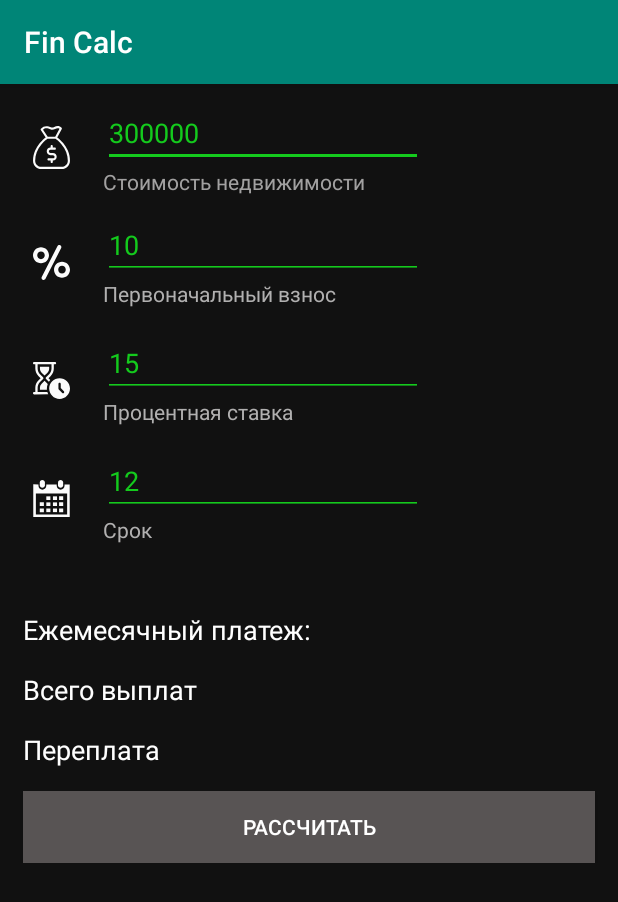
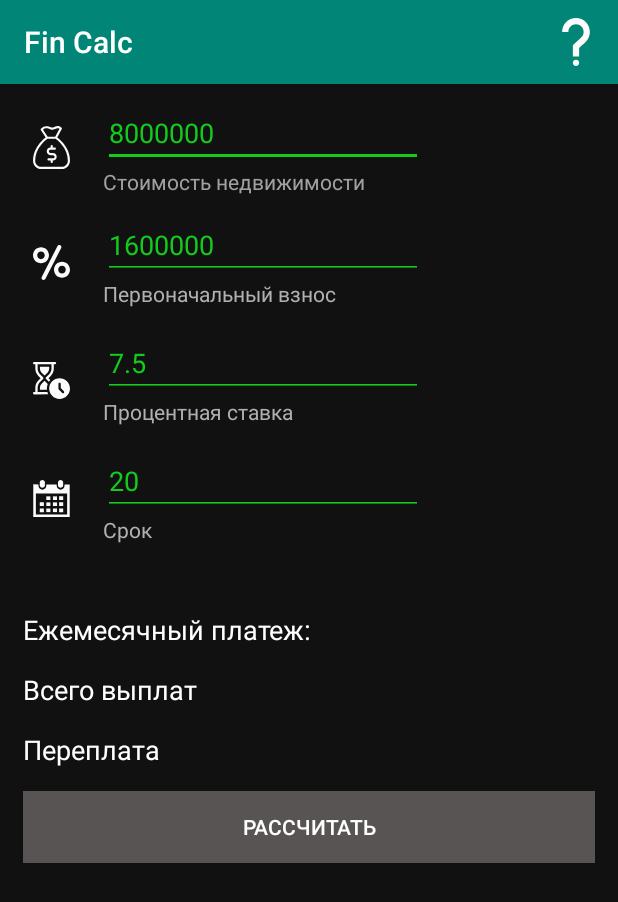
Before and after one commit to Serrggor49/FinCalc, an Android app: the Ipoteka screen opened directly, with no data from a screen before it, on a phone screen of 412 x 824 dp. Shown: the top 902 px of the screen. Run offline under Robolectric (Android 15) with nearby library versions, the phone set to English and light mode, and no system bars.

Commit message:
Начал пилить ипотечный калькулятор 2

```diff
--- a/app/src/main/java/com49/comments49/fincalc/Ipoteka.java
+++ b/app/src/main/java/com49/comments49/fincalc/Ipoteka.java
@@ -2,13 +2,81 @@ package com49.comments49.fincalc;
 
 import androidx.appcompat.app.AppCompatActivity;
 
+import android.content.Intent;
 import android.os.Bundle;
+import android.view.Menu;
+import android.view.MenuInflater;
+import android.view.MenuItem;
+import android.view.View;
+import android.widget.EditText;
+import android.widget.TextView;
+import android.widget.Toast;
 
 public class Ipoteka extends AppCompatActivity {
+
+    Double A; // результат инвестирования под сложный процент
+
+    EditText stoimostJilyaEditText; // поле ввода первоначального вклада
+    EditText pervonachalniyVznosEditText; // поле ввода процентной ставки
+    EditText procentnayaStavkaEditText;  // поле ввода продолжительности вклада
+    EditText srokEditText;   // поле ввода периодичности выплаты процентов за год
+    TextView resultEditText;
+
+    double stoimostJilya;
+    double pervonachalniyVznos;
+    double procentnayaStavka;
+    double srok;
+
+
+    @Override
+    public boolean onCreateOptionsMenu(Menu menu) {
+        MenuInflater inflater = getMenuInflater();
+        inflater.inflate(R.menu.que_menu, menu);
+        return true;
+    }
+
+    @Override
+    public boolean onOptionsItemSelected(MenuItem item) {
+        Intent intent = new Intent(this, Info.class);
+        startActivity(intent);
+        return false;
+    }
 
     @Override
     protected void onCreate(Bundle savedInstanceState) {
         super.onCreate(savedInstanceState);
         setContentView(R.layout.activity_ipoteka);
+
+        init();
+
     }
+
+
+    public void init() {
+        stoimostJilyaEditText = findViewById(R.id.stoimost_jilya_editText_id);
+        pervonachalniyVznosEditText = findViewById(R.id.vznos_pervonachalniy_editText_id);
+        procentnayaStavkaEditText = findViewById(R.id.stavka_procentnaya_editText_id);
+        srokEditText = findViewById(R.id.srok_editText_id);
+        resultEditText = findViewById(R.id.result_editText_id);
+    }
+
+
+    public void getData(View view) { //получаем значение полей и вычисляем результат
+
+        stoimostJilya = Double.parseDouble(stoimostJilyaEditText.getText().toString());
+        pervonachalniyVznos = Double.parseDouble(pervonachalniyVznosEditText.getText().toString());
+        procentnayaStavka = Double.parseDouble(procentnayaStavkaEditText.getText().toString())/100/12;
+        srok = Double.parseDouble(srokEditText.getText().toString())*12;
+        calculate();
+
+    }
+
+
+
+    public void calculate() {
+        Double x = (stoimostJilya - pervonachalniyVznos) * (   (procentnayaStavka * (Math.pow((1+procentnayaStavka), srok))  / (Math.pow((1+procentnayaStavka), srok)-1)));
+        resultEditText.setText("Ежемесячный платеж: " + String.format("%.2f", x));
+    }
+
+
 }
--- a/app/src/main/java/com49/comments49/fincalc/MainActivity.java
+++ b/app/src/main/java/com49/comments49/fincalc/MainActivity.java
@@ -64,7 +64,6 @@ public class MainActivity extends AppCompatActivity {
     }
 
 
-
      public void startSlojniyProcent(View v){
         Intent intent = new Intent(MainActivity.this, Slojniy_procent.class);
         startActivity(intent);
--- a/app/src/main/res/layout/activity_ipoteka.xml
+++ b/app/src/main/res/layout/activity_ipoteka.xml
@@ -46,13 +46,13 @@
                         android:orientation="vertical">
 
                         <EditText
-                            android:id="@+id/vznos_pervonachalniy_editText_id"
+                            android:id="@+id/stoimost_jilya_editText_id"
                             android:layout_width="wrap_content"
                             android:layout_height="wrap_content"
                             android:backgroundTint="#FF14CA1D"
                             android:ems="10"
                             android:inputType="numberDecimal"
-                            android:text="300000"
+                            android:text="8000000"
                             android:textColor="#FF14CA1D" />
 
                         <TextView
@@ -93,13 +93,13 @@
                         android:orientation="vertical">
 
                         <EditText
-                            android:id="@+id/stavka_procentnaya_editText_id"
+                            android:id="@+id/vznos_pervonachalniy_editText_id"
                             android:layout_width="wrap_content"
                             android:layout_height="wrap_content"
                             android:backgroundTint="#FF14CA1D"
                             android:ems="10"
                             android:inputType="numberDecimal"
-                            android:text="10"
+                            android:text="1600000"
                             android:textColor="#FF14CA1D"
                             android:textColorLink="#5C6A9C"
                             android:textCursorDrawable="@color/colorPrimaryDark" />
@@ -141,13 +141,13 @@
                         android:orientation="vertical">
 
                         <EditText
-                            android:id="@+id/srok_editText_id"
+                            android:id="@+id/stavka_procentnaya_editText_id"
                             android:layout_width="wrap_content"
                             android:layout_height="wrap_content"
                             android:backgroundTint="#FF14CA1D"
                             android:ems="10"
                             android:inputType="numberDecimal"
-                            android:text="15"
+                            android:text="7.5"
                             android:textColor="#FF14CA1D" />
 
                         <TextView
@@ -188,13 +188,13 @@
                         android:orientation="vertical">
 
                         <EditText
-                            android:id="@+id/kolichestvo_nachisleniy_editText_id"
+                            android:id="@+id/srok_editText_id"
                             android:layout_width="wrap_content"
                             android:layout_height="wrap_content"
                             android:backgroundTint="#FF14CA1D"
                             android:ems="10"
                             android:inputType="numberDecimal"
-                            android:text="12"
+                            android:text="20"
                             android:textColor="#FF14CA1D" />
 
                         <TextView
@@ -248,6 +248,7 @@
                 android:layout_marginTop="15dp"
                 android:layout_marginRight="15dp"
                 android:background="#585454"
+                android:onClick="getData"
                 android:text="Рассчитать"
                 android:textColor="#FFFFFF" />
 
```
Also changed, not shown: app/src/main/java/com49/comments49/fincalc/Methods.java (added, +15 -0 lines), app/src/main/java/com49/comments49/fincalc/Slojniy_procent.java (+4 -18 lines), app/src/main/res/layout/activity_main.xml (+8 -8 lines), app/src/main/res/drawable/ipoteka.png (added).
